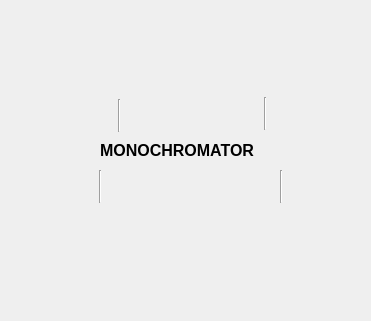
pcdshub/lcls-plc-kfe-vac, file ui/monochromator.ui: the form before one commit.
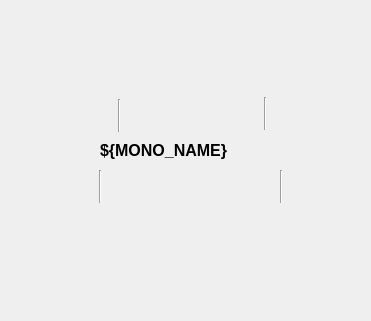
The form after the commit. Custom widgets are drawn as their Qt base class.

The edit to the form file:
```diff
--- a/ui/monochromator.ui
+++ b/ui/monochromator.ui
@@ -151,7 +151,7 @@
     <string/>
    </property>
    <property name="text">
-    <string>MONOCHROMATOR</string>
+    <string>${MONO_NAME}</string>
    </property>
   </widget>
   <widget class="IonPump" name="IonPump_2">
```
Left out of the diff: 8 changed lines with no effect on the pictures.
